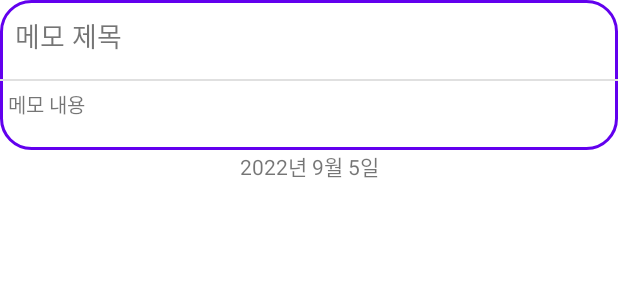
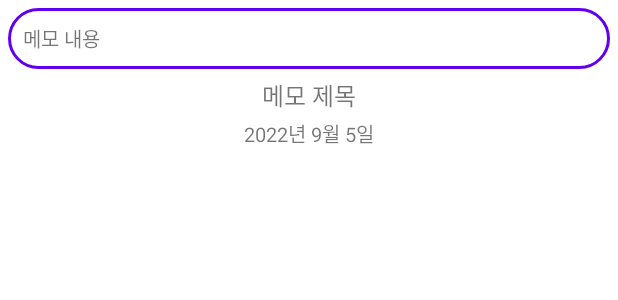
Before and after one commit to rudxo93/Kotlin_SelfManagement, an Android app: the layout item_memolist_row.xml on its own in the app's theme, with its tools: preview values and no code run, on a phone screen of 412 x 824 dp. Shown: the top 300 px of the screen. Run offline under Robolectric (Android 15) with nearby library versions, the phone set to English and light mode, and no system bars.

Commit message:
MemoFragment -> MemoList에 사용할 item 레이아웃 구성 변경

```diff
--- /dev/null
+++ b/app/src/main/res/drawable/ic_check_circle_full.xml
@@ -0,0 +1,7 @@
+<vector android:alpha="0.44" android:height="24dp"
+    android:viewportHeight="512" android:viewportWidth="512"
+    android:width="24dp" xmlns:android="http://schemas.android.com/apk/res/android">
+    <path android:fillColor="#751FFF" android:pathData="M256,256m-256,0a256,256 0,1 1,512 0a256,256 0,1 1,-512 0"/>
+    <path android:fillColor="#FFFFFF" android:pathData="M219.43,367.93l-110.82,-110.82l38.79,-38.79l72.04,72.03l136.03,-136.03l38.79,38.79z"/>
+    <path android:fillColor="#FFFFFF" android:pathData="M256,331.36l138.25,-138.25l-38.79,-38.79l-99.46,99.46z"/>
+</vector>
--- /dev/null
+++ b/app/src/main/res/drawable/selector_memo_check_box.xml
@@ -0,0 +1,12 @@
+<?xml version="1.0" encoding="utf-8"?>
+<selector xmlns:android="http://schemas.android.com/apk/res/android">
+
+    <item
+        android:state_checked="false"
+        android:drawable="@drawable/ic_round_circle"/>
+
+    <item
+        android:state_checked="true"
+        android:drawable="@drawable/ic_check_circle_full"/>
+
+</selector>
--- a/app/src/main/res/layout/item_memolist_row.xml
+++ b/app/src/main/res/layout/item_memolist_row.xml
@@ -4,62 +4,56 @@
     android:layout_width="match_parent"
     android:layout_height="wrap_content">
 
-    <CheckBox
-        android:id="@+id/iv_memo_check"
-        android:layout_width="30dp"
-        android:layout_height="30dp"
+    <LinearLayout
+        android:id="@+id/linear_meno_content"
+        android:layout_width="match_parent"
+        android:background="@drawable/radius_write_meno_background"
+        android:layout_height="wrap_content"
         android:layout_margin="5dp"
-        android:button="@drawable/selector_check_box"
-        android:visibility="visible"
-        android:checked="false"
-        app:layout_constraintStart_toStartOf="parent"
-        app:layout_constraintTop_toTopOf="parent"/>
-
-    <LinearLayout
-        android:id="@+id/linear_memo_box"
-        android:layout_width="match_parent"
-        android:layout_height="0dp"
-        android:background="@drawable/radius_write_meno_background"
-        android:orientation="vertical"
         app:layout_constraintEnd_toEndOf="parent"
         app:layout_constraintStart_toStartOf="parent"
         app:layout_constraintTop_toTopOf="parent">
 
         <TextView
-            android:id="@+id/tv_memoList_title"
-            android:layout_width="wrap_content"
-            android:layout_height="wrap_content"
-            android:layout_margin="10dp"
-            android:text="@string/item_memolist_row_memo_title"
-            android:textSize="18sp"/>
-
-        <View
-            android:id="@+id/division_bar"
-            android:layout_width="match_parent"
-            android:layout_height="1dp"
-            android:layout_marginTop="5dp"
-            android:background="@color/colorDivision" />
-
-        <TextView
             android:id="@+id/tv_memoList_content"
             android:layout_width="match_parent"
             android:layout_height="wrap_content"
-            android:layout_marginBottom="20dp"
-            android:layout_marginStart="5dp"
-            android:layout_marginEnd="5dp"
-            android:layout_marginTop="5dp"
+            android:layout_margin="10dp"
             android:text="@string/item_memolist_row_memo_content"
             android:textSize="13sp" />
 
     </LinearLayout>
 
     <TextView
+        android:id="@+id/tv_memoList_title"
+        android:layout_width="wrap_content"
+        android:layout_height="wrap_content"
+        android:layout_marginTop="5dp"
+        android:text="@string/item_memolist_row_memo_title"
+        android:textSize="16sp"
+        app:layout_constraintStart_toStartOf="parent"
+        app:layout_constraintEnd_toEndOf="parent"
+        app:layout_constraintTop_toBottomOf="@id/linear_meno_content"/>
+
+    <TextView
         android:id="@+id/tv_memoList_timestamp"
         android:layout_width="wrap_content"
         android:layout_height="wrap_content"
+        android:layout_marginTop="3dp"
         android:text="@string/item_memolist_row_memo_timestamp"
+        android:textSize="13sp"
+        app:layout_constraintEnd_toEndOf="parent"
         app:layout_constraintStart_toStartOf="parent"
-        app:layout_constraintEnd_toEndOf="parent"
-        app:layout_constraintTop_toBottomOf="@+id/linear_memo_box"/>
+        app:layout_constraintTop_toBottomOf="@+id/tv_memoList_title"/>
+
+    <CheckBox
+        android:id="@+id/iv_memo_check"
+        android:layout_width="15dp"
+        android:layout_height="15dp"
+        android:layout_margin="13dp"
+        android:checked="false"
+        android:visibility="gone"
+        app:layout_constraintStart_toStartOf="parent"
+        app:layout_constraintTop_toTopOf="parent" />
 
 </androidx.constraintlayout.widget.ConstraintLayout>
```
